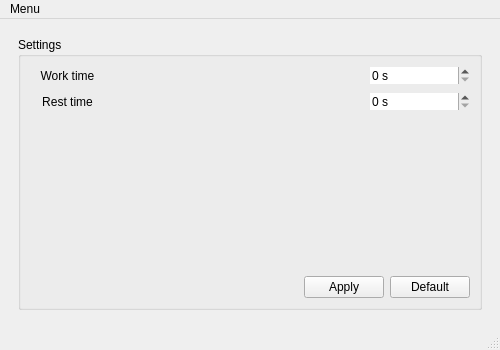
andrewromanyk/EyeQatcher, file mainwindow.ui: the form before one commit.
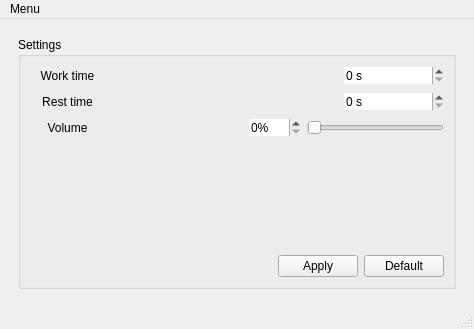
The form after the commit. The open tabs and pages were chosen to show the change.

Commit message: Fixes, restrucutres, added volume setting

```diff
--- a/mainwindow.ui
+++ b/mainwindow.ui
@@ -6,8 +6,8 @@
    <rect>
     <x>0</x>
     <y>0</y>
-    <width>500</width>
-    <height>350</height>
+    <width>474</width>
+    <height>329</height>
    </rect>
   </property>
   <property name="font">
@@ -397,6 +397,62 @@
              </item>
             </layout>
            </item>
+           <item>
+            <layout class="QHBoxLayout" name="horizontalLayout_11">
+             <item>
+              <widget class="QLabel" name="label_4">
+               <property name="minimumSize">
+                <size>
+                 <width>75</width>
+                 <height>0</height>
+                </size>
+               </property>
+               <property name="text">
+                <string>Volume</string>
+               </property>
+               <property name="alignment">
+                <set>Qt::AlignmentFlag::AlignCenter</set>
+               </property>
+              </widget>
+             </item>
+             <item>
+              <spacer name="horizontalSpacer_9">
+               <property name="orientation">
+                <enum>Qt::Orientation::Horizontal</enum>
+               </property>
+               <property name="sizeHint" stdset="0">
+                <size>
+                 <width>40</width>
+                 <height>20</height>
+                </size>
+               </property>
+              </spacer>
+             </item>
+             <item>
+              <widget class="QSpinBox" name="spinBox">
+               <property name="frame">
+                <bool>false</bool>
+               </property>
+               <property name="suffix">
+                <string>%</string>
+               </property>
+               <property name="maximum">
+                <number>100</number>
+               </property>
+              </widget>
+             </item>
+             <item>
+              <widget class="QSlider" name="settingsVolumeSlider">
+               <property name="maximum">
+                <number>100</number>
+               </property>
+               <property name="orientation">
+                <enum>Qt::Orientation::Horizontal</enum>
+               </property>
+              </widget>
+             </item>
+            </layout>
+           </item>
            <item>
             <spacer name="verticalSpacer_3">
              <property name="orientation">
@@ -455,7 +511,7 @@
     <rect>
      <x>0</x>
      <y>0</y>
-     <width>500</width>
+     <width>474</width>
      <height>21</height>
     </rect>
    </property>
```
Left out of the diff: 35 changed lines with no effect on the pictures. The commit also changes 4 other files.
